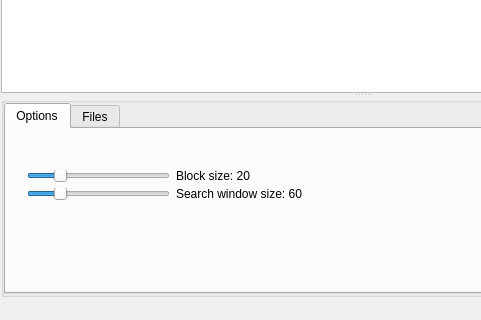
This is mainwindow.ui in andreisebastianc/Cloud-movement-detection-in-satellite-images as Qt 5 draws it before an edit; both pictures show x 0 to 481 and y 255 to 575 of the 725 by 575 pixel window. The edited form follows.
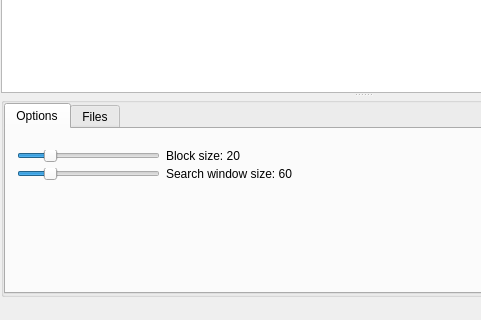
This is the edited form.

Diff of the .ui file:
```diff
--- a/mainwindow.ui
+++ b/mainwindow.ui
@@ -72,8 +72,8 @@
            <widget class="QWidget" name="layoutWidget">
             <property name="geometry">
              <rect>
-              <x>10</x>
-              <y>30</y>
+              <x>0</x>
+              <y>10</y>
               <width>311</width>
               <height>52</height>
              </rect>
```
